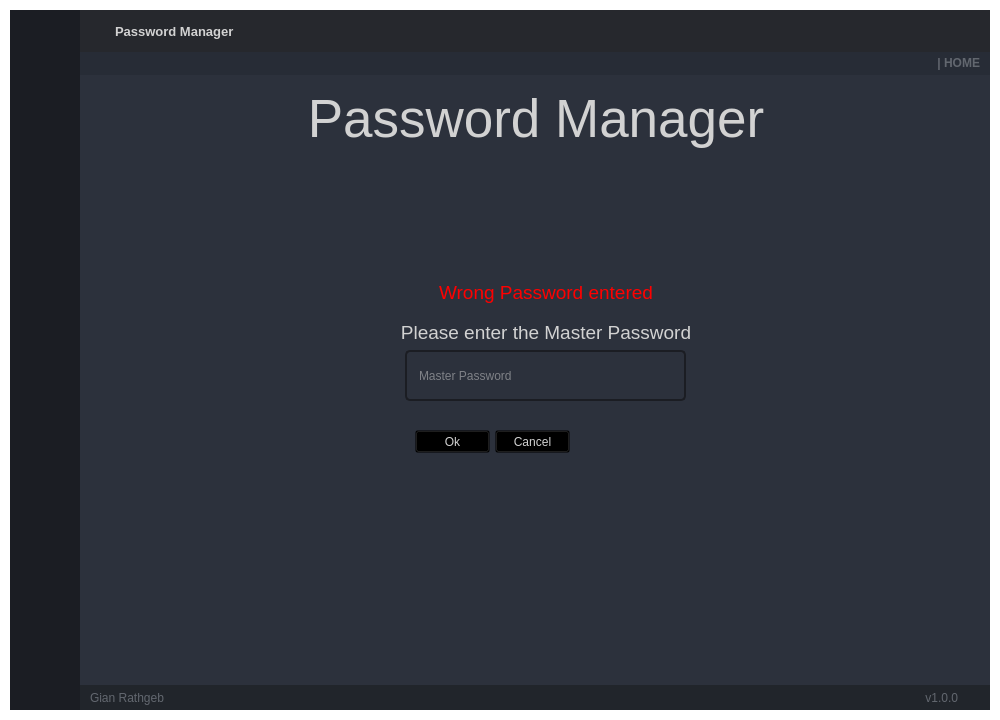
Qt form GUI.ui (GianRathgeb/pwManager) before a commit.
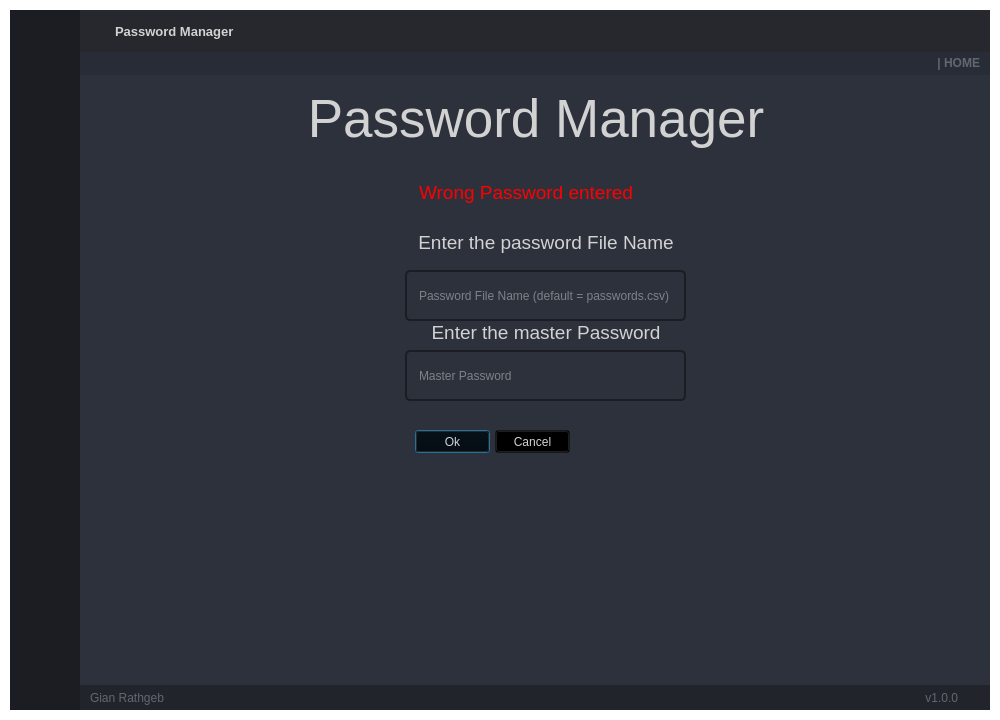
The same form after that commit. The open tabs and pages were chosen to show the change. Icons and pictures are not drawn.

Commit message: Added the function to define the password file

The edit to the form file:
```diff
--- a/GUI.ui
+++ b/GUI.ui
@@ -1639,7 +1639,7 @@
                      <string>Delete selected Passwords</string>
                     </property>
                     <property name="text">
-                     <string>Please enter the Master Password</string>
+                     <string>Enter the master Password</string>
                     </property>
                     <property name="alignment">
                      <set>Qt::AlignCenter</set>
@@ -1660,6 +1660,9 @@
                     <property name="text">
                      <string>Ok</string>
                     </property>
+                    <property name="default">
+                     <bool>true</bool>
+                    </property>
                    </widget>
                    <widget class="QLineEdit" name="txt_master_password">
                     <property name="geometry">
@@ -1693,8 +1696,8 @@
                     </property>
                     <property name="geometry">
                      <rect>
-                      <x>20</x>
-                      <y>200</y>
+                      <x>0</x>
+                      <y>100</y>
                       <width>882</width>
                       <height>25</height>
                      </rect>
@@ -1718,6 +1721,47 @@
                      <set>Qt::AlignCenter</set>
                     </property>
                    </widget>
+                   <widget class="QLineEdit" name="txt_password_file">
+                    <property name="geometry">
+                     <rect>
+                      <x>320</x>
+                      <y>190</y>
+                      <width>281</width>
+                      <height>51</height>
+                     </rect>
+                    </property>
+                    <property name="tabletTracking">
+                     <bool>false</bool>
+                    </property>
+                    <property name="placeholderText">
+                     <string>Password File Name (default = passwords.csv)</string>
+                    </property>
+                   </widget>
+                   <widget class="QLabel" name="label_10">
+                    <property name="geometry">
+                     <rect>
+                      <x>20</x>
+                      <y>150</y>
+                      <width>882</width>
+                      <height>25</height>
+                     </rect>
+                    </property>
+                    <property name="font">
+                     <font>
+                      <family>Segoe UI</family>
+                      <pointsize>14</pointsize>
+                     </font>
+                    </property>
+                    <property name="toolTip">
+                     <string>Delete selected Passwords</string>
+                    </property>
+                    <property name="text">
+                     <string>Enter the password File Name</string>
+                    </property>
+                    <property name="alignment">
+                     <set>Qt::AlignCenter</set>
+                    </property>
+                   </widget>
                   </widget>
                   <widget class="QWidget" name="page_home">
                    <layout class="QVBoxLayout" name="verticalLayout_10">
```
Left out of the diff: 59 changed lines with no effect on the pictures. The commit also changes 3 other files.
